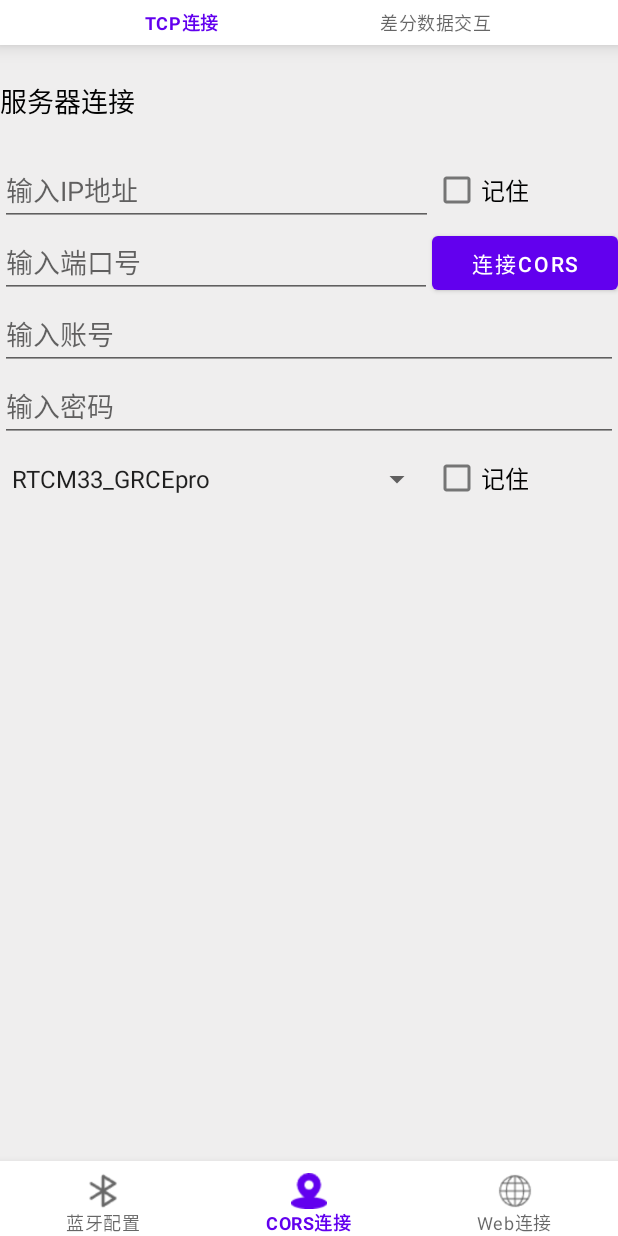
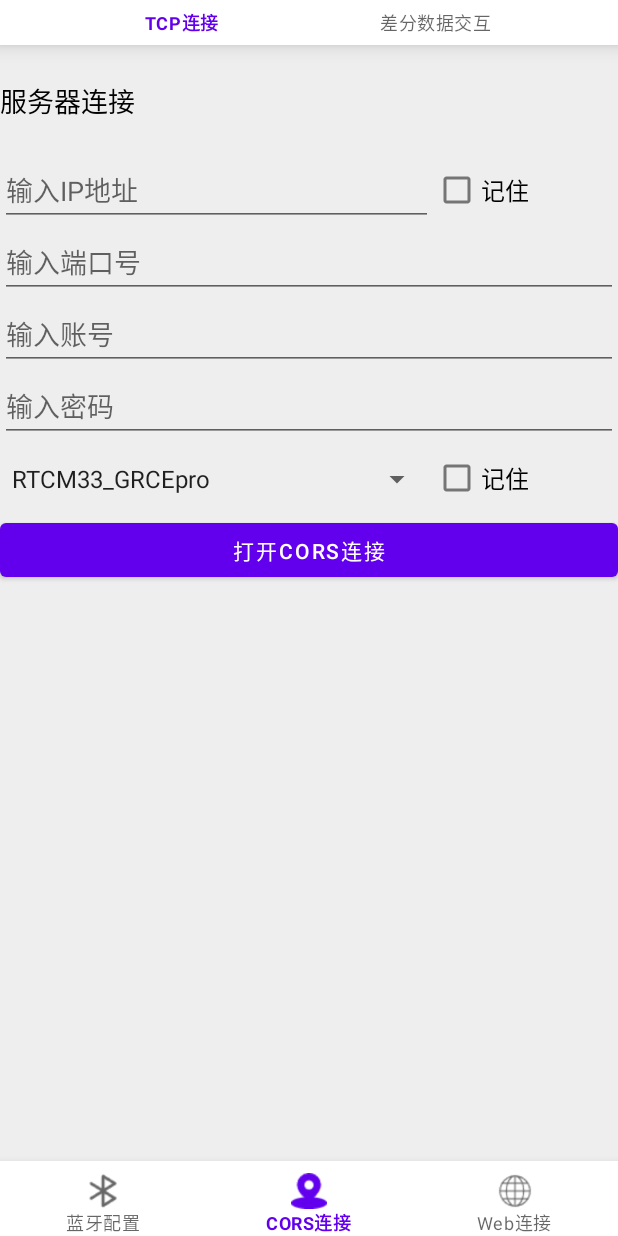
Before and after one commit to Wangshenggui/LC29H_RTK_APP, an Android app: the screen it shows after launch (MainActivity), item 4 of the bottom bar chosen, on a phone screen of 412 x 824 dp. Run offline under Robolectric (Android 15) with nearby library versions, the light colour scheme and no system bars; 1 statement that could not run was skipped.

Commit message:
实现一键连接-断开CORS

```diff
--- a/app/src/main/res/layout/fragment_ntrip_top1.xml
+++ b/app/src/main/res/layout/fragment_ntrip_top1.xml
@@ -38,28 +38,13 @@
             android:layout_height="wrap_content"/>
     </LinearLayout>
 
-    <LinearLayout
+    <EditText
+        android:id="@+id/CORSport"
         android:layout_width="match_parent"
         android:layout_height="wrap_content"
-        android:orientation="horizontal"
-        android:weightSum="2">
-        <EditText
-            android:id="@+id/CORSport"
-            android:layout_width="0dp"
-            android:layout_height="wrap_content"
-            android:hint="输入端口号"
-            android:inputType="number"
-            android:layout_weight="1.4"
-            android:ems="10" />
-
-        <Button
-            android:id="@+id/ConnectCORSserverButton"
-            android:layout_width="0dp"
-            android:layout_height="wrap_content"
-            android:layout_weight="0.6"
-            android:text="连接CORS"
-            android:ems="10"/>
-    </LinearLayout>
+        android:hint="输入端口号"
+        android:inputType="number"
+        android:ems="10" />
 
     <EditText
         android:id="@+id/CORSAccount"
@@ -99,19 +84,12 @@
             android:layout_height="wrap_content"/>
     </LinearLayout>
 
-    <LinearLayout
+    <Button
+        android:id="@+id/ConnectCORSserverButton"
         android:layout_width="match_parent"
         android:layout_height="wrap_content"
-        android:orientation="horizontal"
-        android:weightSum="2">
-<!--        <Button-->
-<!--            android:id="@+id/SendCORSHTTPButton"-->
-<!--            android:text="发送HTTP请求"-->
-<!--            android:layout_width="match_parent"-->
-<!--            android:layout_height="wrap_content"-->
-<!--            android:layout_weight="1"/>-->
-
-    </LinearLayout>
+        android:text="打开CORS连接"
+        android:ems="10"/>
 
 
 </LinearLayout>
```
Also changed, not shown: app/src/main/java/com/example/lc29h_rtk_app/SocketService.java (+24 -10 lines), app/src/main/java/com/example/lc29h_rtk_app/main_fragment/ntrip_topfragment/Ntrip_top1Fragment.java (+18 -36 lines), 3 other files.
